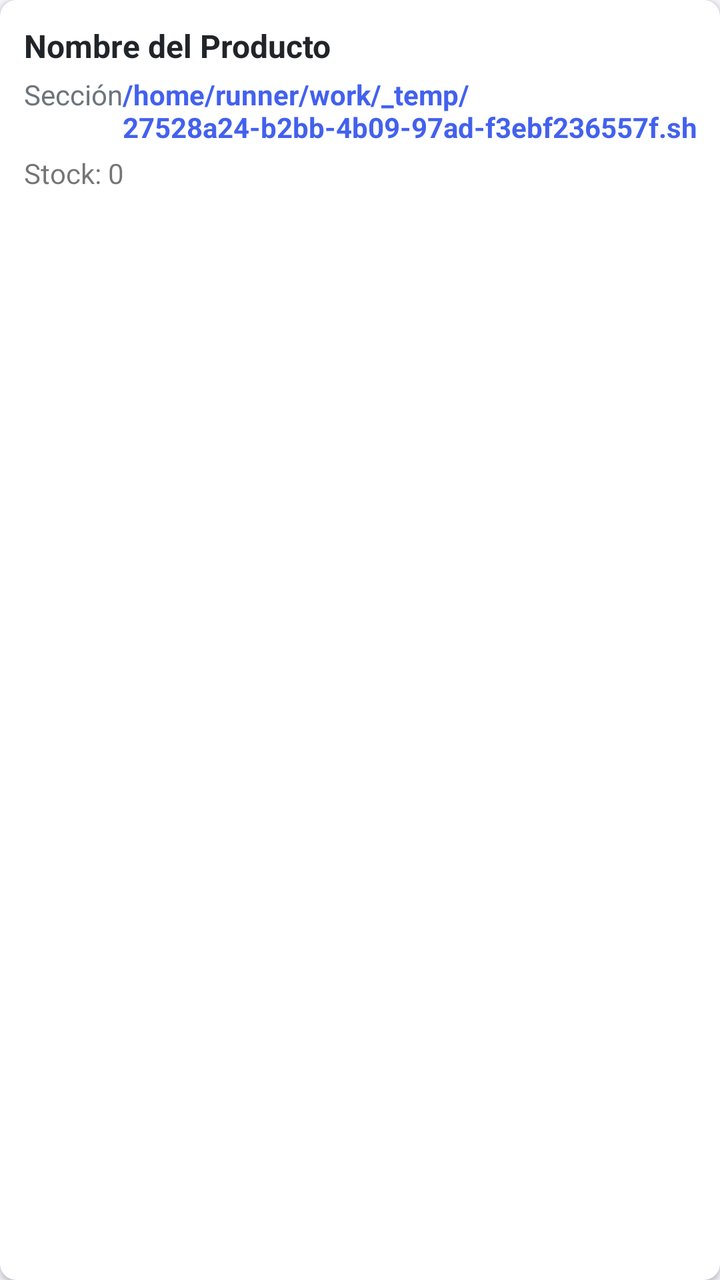
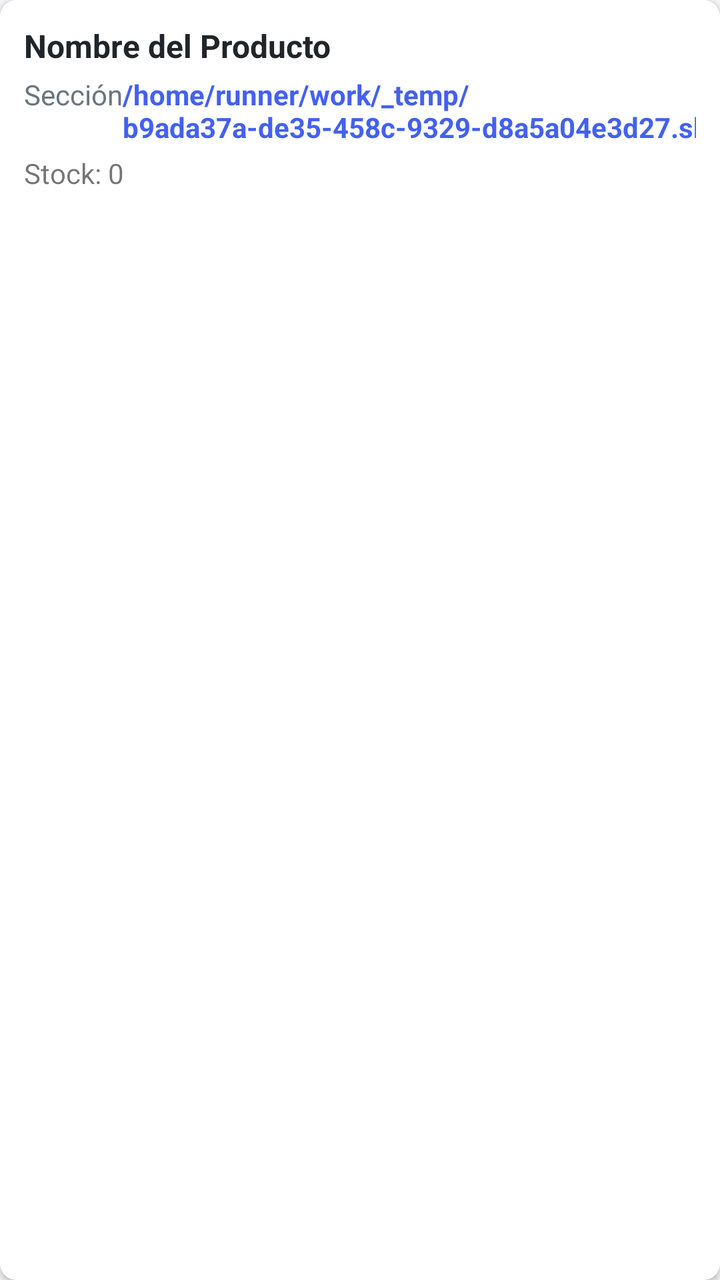

Before-and-after screenshots of an Android layout around one commit, followed by the original layout XML and the change that was made.
<!-- AndroidManifest.xml: application theme Theme.OmniVentas -->
<!-- res/layout/item_producto.xml -->
<?xml version="1.0" encoding="utf-8"?>
<androidx.cardview.widget.CardView xmlns:android="http://schemas.android.com/apk/res/android"
    xmlns:app="http://schemas.android.com/apk/res-auto"
    android:layout_width="match_parent"
    android:layout_height="wrap_content"
    android:layout_marginBottom="8dp"
    app:cardCornerRadius="8dp"
    app:cardElevation="2dp">
    <LinearLayout
        android:layout_width="match_parent"
        android:layout_height="wrap_content"
        android:orientation="vertical"
        android:padding="12dp">
        <TextView
            android:id="@+id/tv_nombre"
            android:layout_width="match_parent"
            android:layout_height="wrap_content"
            android:text="Nombre del Producto"
            android:textSize="16sp"
            android:textStyle="bold"
            android:textColor="@color/dark" />
        <LinearLayout
            android:layout_width="match_parent"
            android:layout_height="wrap_content"
            android:orientation="horizontal"
            android:layout_marginTop="4dp">
            <TextView
                android:id="@+id/tv_seccion"
                android:layout_width="0dp"
                android:layout_height="wrap_content"
                android:layout_weight="1"
                android:text="Sección"
                android:textSize="14sp"
                android:textColor="@color/gray" />
            <TextView
                android:id="@+id/tv_precio"
                android:layout_width="wrap_content"
                android:layout_height="wrap_content"
                android:text="/home/runner/work/_temp/27528a24-b2bb-4b09-97ad-f3ebf236557f.sh.00"
                android:textSize="14sp"
                android:textColor="@color/primary"
                android:textStyle="bold" />
        </LinearLayout>
        <TextView
            android:id="@+id/tv_stock"
            android:layout_width="wrap_content"
            android:layout_height="wrap_content"
            android:text="Stock: 0"
            android:textSize="14sp"
            android:layout_marginTop="4dp" />
    </LinearLayout>
</androidx.cardview.widget.CardView>
<!-- resources referenced by this layout -->
<resources>
  <color name="dark">#212529</color>
  <color name="gray">#6C757D</color>
  <color name="primary">#4361EE</color>
  <style name="Theme.OmniVentas" parent="Theme.MaterialComponents.DayNight.NoActionBar">
          <item name="colorPrimary">@color/primary</item>
          <item name="colorPrimaryVariant">@color/primary_dark</item>
          <item name="colorOnPrimary">@color/white</item>
          <item name="colorSecondary">@color/secondary</item>
          <item name="colorOnSecondary">@color/white</item>
          <item name="android:statusBarColor">@color/primary</item>
          <item name="android:windowBackground">@color/light_gray</item>
      </style>
  <color name="primary_dark">#3A56D4</color>
  <color name="white">#FFFFFF</color>
  <color name="secondary">#3F37C9</color>
  <color name="light_gray">#F5F7FB</color>
</resources>

<!-- the commit's change to res/layout/item_producto.xml (unified diff, before → after) -->
@@ -36,7 +36,7 @@
                 android:id="@+id/tv_precio"
                 android:layout_width="wrap_content"
                 android:layout_height="wrap_content"
-                android:text="/home/runner/work/_temp/27528a24-b2bb-4b09-97ad-f3ebf236557f.sh.00"
+                android:text="/home/runner/work/_temp/b9ada37a-de35-458c-9329-d8a5a04e3d27.sh.00"
                 android:textSize="14sp"
                 android:textColor="@color/primary"
                 android:textStyle="bold" />
